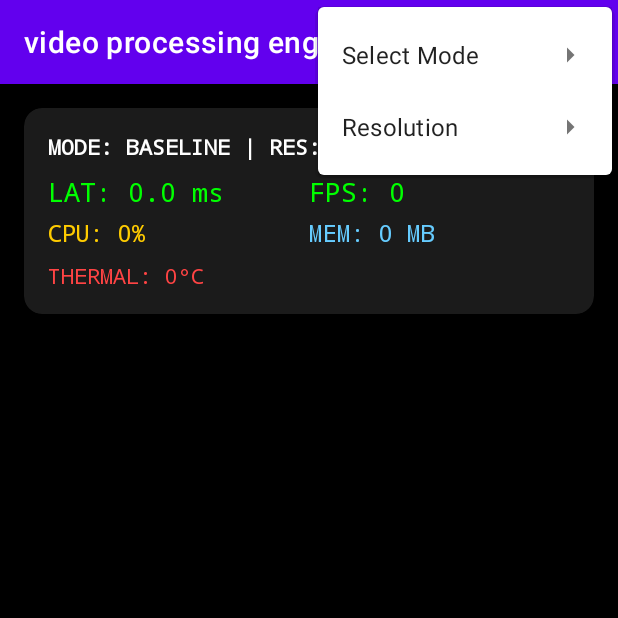
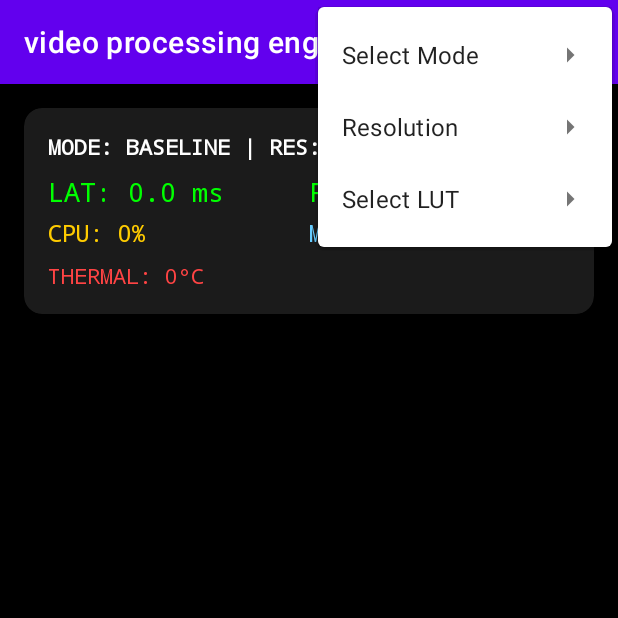
Before and after one commit to dipeshkant0/Accelerated-Mobile-Video-Processing-Engine, an Android app: the screen it shows after launch (MainActivity), with the options menu open, on a phone screen of 412 x 824 dp, the top half of it. Run offline under Robolectric (Android 15) with nearby library versions, the light colour scheme and no system bars; libraries missing offline, so code that uses them is left out: androidx.camera.core, androidx.camera.lifecycle; 3 statements that could not run were skipped.

Commit message:
Added LUTS with option to switch within different luts

```diff
--- a/app/src/main/java/com/example/videoprocessingengine/MainActivity.kt
+++ b/app/src/main/java/com/example/videoprocessingengine/MainActivity.kt
@@ -39,18 +39,41 @@ class MainActivity : AppCompatActivity() {
 
     enum class ProcessingMode { BASELINE, SIMD, GPU, HYBRID }
     private var currentMode = ProcessingMode.BASELINE
+
+    private var tealOrangeLUT: FloatArray? = null
+    private var blackWhiteLUT: FloatArray? = null
+    private var lutSizeteal: Int = 0
+    private var lutSizebw: Int = 0
+    private var currentLUT: FloatArray? = null
+    private var lutSize: Int = 0
     private var targetWidth = 1280
     private var targetHeight = 720
     private lateinit var cameraExecutor: ExecutorService
 
     // frame processing function in c++
-    external fun processFrameNative(inRgba: ByteBuffer, outRgba: ByteBuffer, width: Int, height: Int, rowStride: Int): Double
+    external fun processFrameNative(inRgba: ByteBuffer, outRgba: ByteBuffer, width: Int, height: Int, rowStride: Int, currentLUT: FloatArray?, lutSize: Int): Double
     external fun processFrameNativeSIMD(inRgba: ByteBuffer, outRgba: ByteBuffer, width: Int, height: Int, rowStride: Int): Double
 
     override fun onCreate(savedInstanceState: Bundle?) {
         super.onCreate(savedInstanceState)
         binding = ActivityMainBinding.inflate(layoutInflater)
         setContentView(binding.root)
+
+        // Preload all available LUTs exactly once when the app opens
+        val bwLutData = LutParser.parseCubeFile(this, "LUTs/BlackAndWhiteLUT.cube")
+        if (bwLutData != null) {
+            blackWhiteLUT = bwLutData.data
+            lutSizebw = bwLutData.size
+        }
+
+        val tealOrangeLutData = LutParser.parseCubeFile(this, "LUTs/TealOrangeLUT.cube")
+        if (tealOrangeLutData != null) {
+            tealOrangeLUT = tealOrangeLutData.data
+            lutSizeteal = tealOrangeLutData.size
+        }
+
+        // Set the default LUT
+        currentLUT = tealOrangeLUT
 
         cameraExecutor = Executors.newSingleThreadExecutor()
 
@@ -86,6 +109,18 @@ class MainActivity : AppCompatActivity() {
                 targetHeight = 1080
                 restartCamera()
             }
+            R.id.teal_orange -> {
+                currentLUT = tealOrangeLUT
+                lutSize = lutSizeteal
+            }
+            R.id.black_white -> {
+                currentLUT = blackWhiteLUT
+                lutSize = lutSizebw
+            }
+            R.id.no_lut -> {
+                currentLUT = null
+                lutSize = 0
+            }
         }
         return true
     }
@@ -120,7 +155,7 @@ class MainActivity : AppCompatActivity() {
                 val width = imageProxy.width
                 val height = imageProxy.height
 
-                //Fetch Temperature
+                // 1. Fetch live Battery Temperature
                 val intentFilter = IntentFilter(Intent.ACTION_BATTERY_CHANGED)
                 val batteryStatus = registerReceiver(null, intentFilter)
                 val temp = batteryStatus?.getIntExtra(BatteryManager.EXTRA_TEMPERATURE, 0) ?: 0
@@ -159,12 +194,13 @@ class MainActivity : AppCompatActivity() {
                 }
 
 
+                // 2. Initialize memory for the frame if it doesn't exist yet
                 if (rgbaBuffer == null || rgbaBuffer!!.capacity() < width * height * 4) {
                     rgbaBuffer = ByteBuffer.allocateDirect(width * height * 4)
                 }
 
-                val latency = if(currentMode == ProcessingMode.SIMD)
-                {
+                // 3. Send the frame to C++ based on the selected mode
+                val latency = if (currentMode == ProcessingMode.SIMD) {
                     processFrameNativeSIMD(
                         imageProxy.planes[0].buffer,
                         rgbaBuffer!!,
@@ -172,39 +208,21 @@ class MainActivity : AppCompatActivity() {
                         height,
                         imageProxy.planes[0].rowStride
                     )
-                }
-                else if (currentMode == ProcessingMode.BASELINE)
-                {
+                } else {
                     processFrameNative(
                         imageProxy.planes[0].buffer,
                         rgbaBuffer!!,
                         width,
                         height,
-                        imageProxy.planes[0].rowStride
-                    )
-                }
-                else if(currentMode == ProcessingMode.GPU)
-                {
-                    processFrameNative(
-                        imageProxy.planes[0].buffer,
-                        rgbaBuffer!!,
-                        width,
-                        height,
-                        imageProxy.planes[0].rowStride
-                    )
-                }
-                else{
-                    processFrameNative(
-                        imageProxy.planes[0].buffer,
-                        rgbaBuffer!!,
-                        width,
-                        height,
-                        imageProxy.planes[0].rowStride
+                        imageProxy.planes[0].rowStride,
+                        currentLUT,
+                        lutSize
                     )
                 }
 
                 rgbaBuffer!!.rewind()
 
+                // 4. Convert the raw returned buffer into a Bitmap so the screen can show it
                 val bitmap = createBitmap(width, height)
                 bitmap.copyPixelsFromBuffer(rgbaBuffer!!)
 
--- a/app/src/main/res/menu/main_menu.xml
+++ b/app/src/main/res/menu/main_menu.xml
@@ -29,4 +29,22 @@
         </group>
     </menu>
 </item>
+
+<item android:title="Select LUT">
+    <menu>
+        <group android:id="@+id/lut_group" android:checkableBehavior="single">
+            <item
+                android:id="@+id/no_lut"
+                android:title="None" />
+            <item
+                android:id="@+id/teal_orange"
+                android:title="Teal Orange"
+                android:checked="true" />
+            <item
+            android:id="@+id/black_white"
+            android:title="Black and White" />
+        </group>
+    </menu>
+</item>
+
 </menu>
```
Also changed, not shown: app/src/main/java/LutParser.kt (added, +71 -0 lines), 3 other files.
